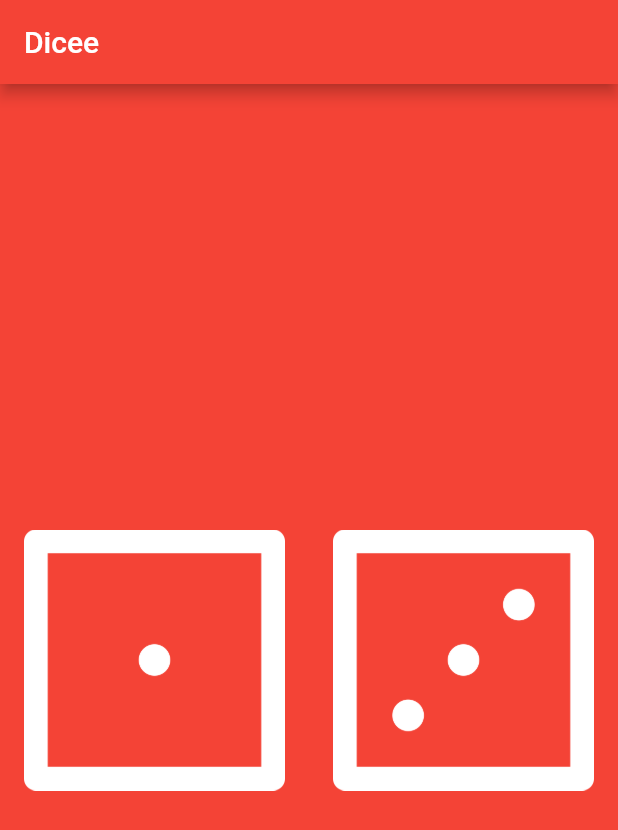
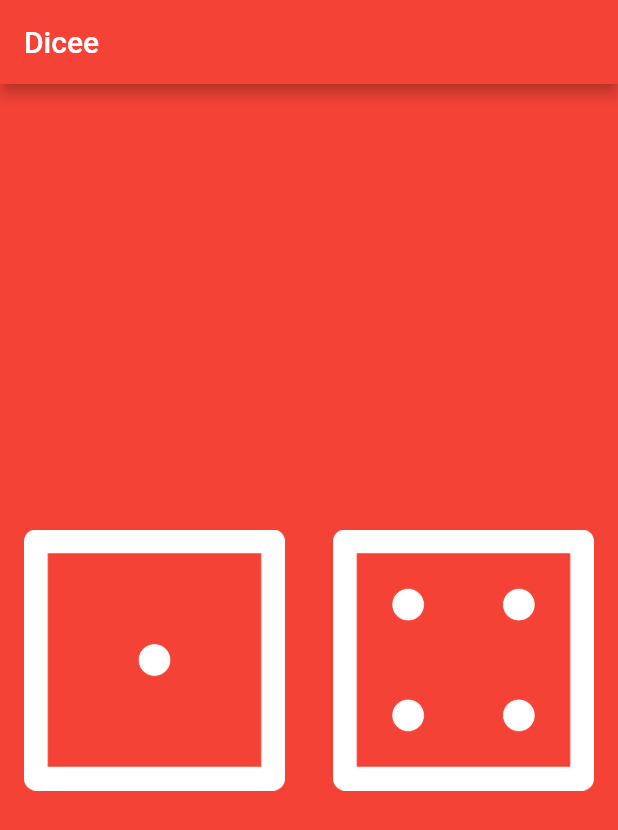
Before and after one commit to TshephangMogotsi/dicee, a Flutter app: the screen it shows after launch, on a phone screen of 412 x 824 dp. Shown: the top 830 px of the screen. Run offline on Flutter 3.47's test engine with Material 2 defaults, Android fonts, the phone set to English and light mode, and no system bars.

```diff
--- a/lib/main.dart
+++ b/lib/main.dart
@@ -15,11 +15,20 @@ void main() {
   );
 }
 
-class DicePage extends StatelessWidget {
+class DicePage extends StatefulWidget {
   const DicePage({Key? key}) : super(key: key);
 
   @override
+  State<DicePage> createState() => _DicePageState();
+}
+
+class _DicePageState extends State<DicePage> {
+  int leftDiceNumber = 1;
+    int rightDiceNumber = 4;
+
+  @override
   Widget build(BuildContext context) {
+
     return Center(
       child: Row(
         children: <Widget>[
@@ -28,7 +37,7 @@ class DicePage extends StatelessWidget {
               padding: const EdgeInsets.all(8.0),
               child: TextButton(
                 onPressed: () {},
-                child: Image.asset("images/dice1.png"),
+                child: Image.asset("images/dice$leftDiceNumber.png"),
               ),
             ),
           ),
@@ -37,7 +46,7 @@ class DicePage extends StatelessWidget {
               padding: const EdgeInsets.all(8.0),
               child: TextButton(
                 onPressed: () {},
-                child: Image.asset("images/dice3.png"),
+                child: Image.asset("images/dice$rightDiceNumber.png"),
               ),
             ),
           ),
```
